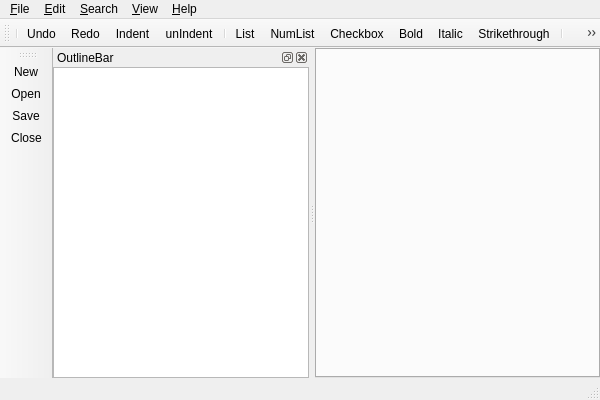
Above: viMarkdown/viMarkdown/MainWindow.ui from shigmas/viMarkdown before the change. Below: the same form after it.
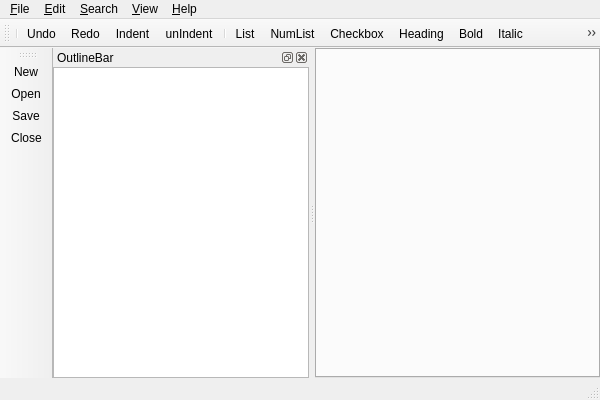
That is the form after the change. Icons and pictures are not drawn.

Commit message: 0284 ◎ C 01/04 01/05 01004│ToDo│action_Heading 追加

The edit to the form file:
```diff
--- a/viMarkdown/viMarkdown/MainWindow.ui
+++ b/viMarkdown/viMarkdown/MainWindow.ui
@@ -176,6 +176,7 @@
    <addaction name="action_List"/>
    <addaction name="action_NumList"/>
    <addaction name="action_Checkbox"/>
+   <addaction name="action_Heading"/>
    <addaction name="action_Bold"/>
    <addaction name="action_Italic"/>
    <addaction name="action_Strikethrough"/>
@@ -596,6 +597,15 @@
     <string>Shift+F5</string>
    </property>
   </action>
+  <action name="action_Heading">
+   <property name="icon">
+    <iconset resource="MainWindow.qrc">
+     <normaloff>:/MainWindow/images/format_heading_48.png</normaloff>:/MainWindow/images/format_heading_48.png</iconset>
+   </property>
+   <property name="text">
+    <string>&amp;Heading</string>
+   </property>
+  </action>
  </widget>
  <layoutdefault spacing="6" margin="11"/>
  <resources>
```
Left out of the diff: 1 changed line with no effect on the pictures. The commit also changes 4 other files.
